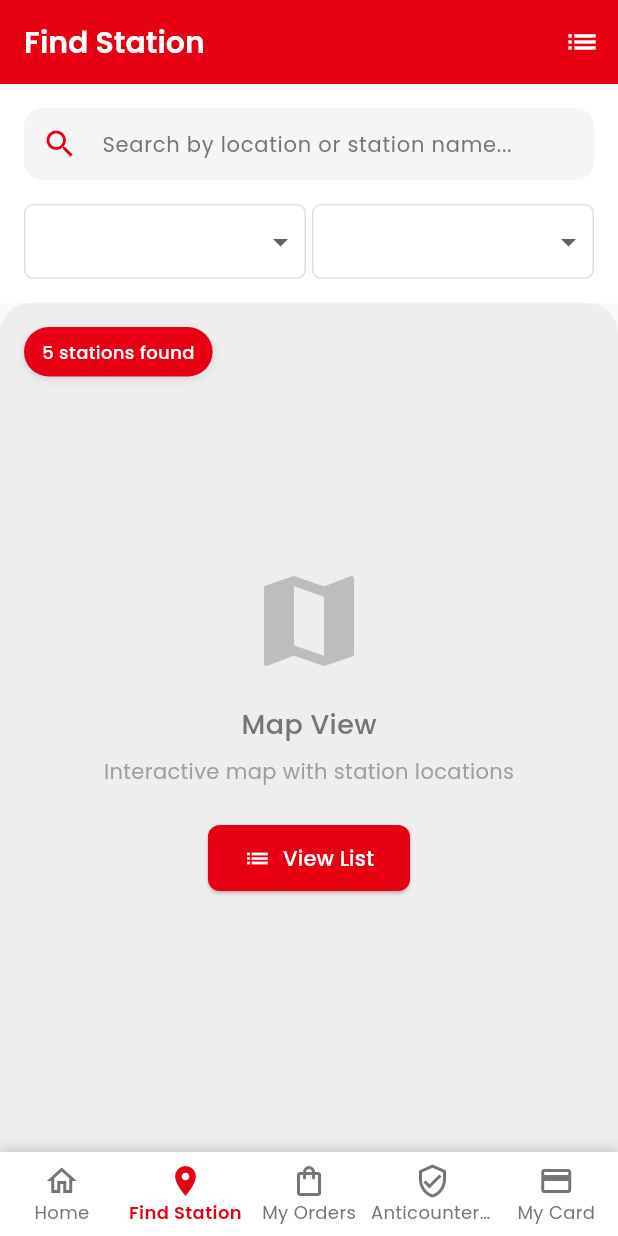
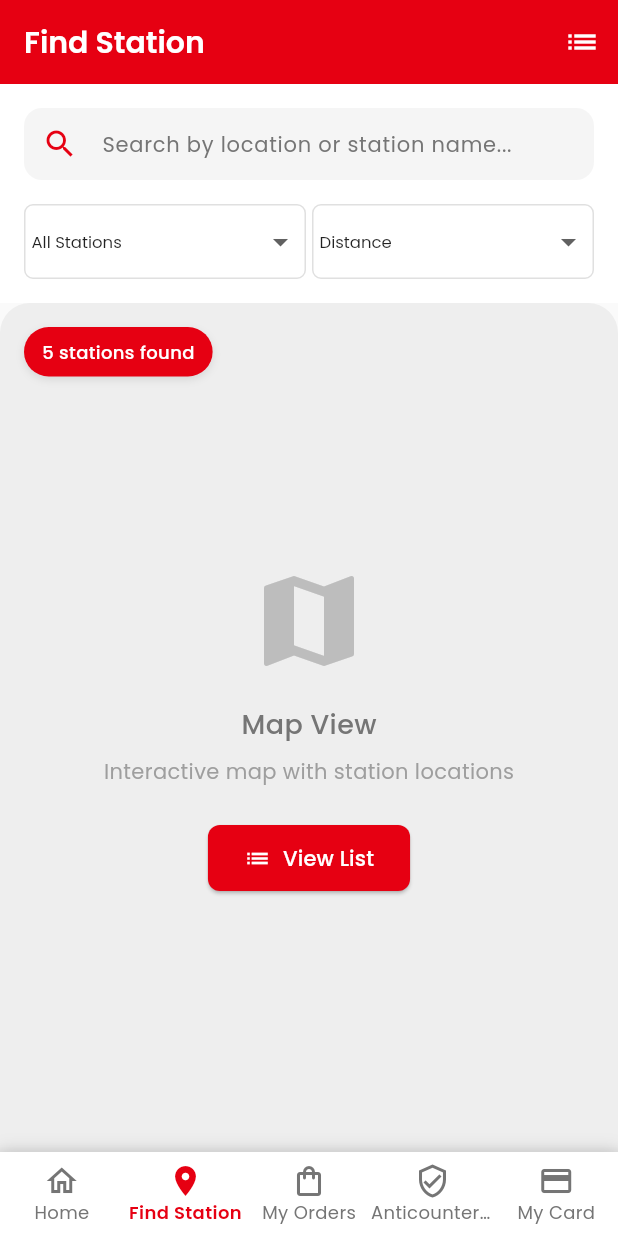
Before and after one commit to boazomare1/totalenergies-app, a Flutter app: the screen it shows after launch, item 2 of the bottom bar chosen, on a phone screen of 412 x 824 dp. Run offline on Flutter 3.47's test engine with Material 3 defaults, Android fonts, the phone set to English and light mode, and no system bars; our stand-ins replace google_fonts.

Commit message:
fix: Improve dropdown visibility and content in station finder
- Increased font size from 9px to 11px for better readability
- Added proper text color (Colors.black87) to dropdown text
- Added hint text ('Filter' and 'Sort') to make dropdowns more obvious
- Expanded dropdown item text for better clarity:
  - 'All' → 'All Stations'
  - 'Open' → 'Open Now'
  - 'Restaurant' → 'With Restaurant'
  - 'Car Wash' → 'With Car Wash'
  - 'ATM' → 'With ATM'
- Dropdowns should now be clearly visible and functional

```diff
--- a/lib/screens/station_finder_screen.dart
+++ b/lib/screens/station_finder_screen.dart
@@ -187,27 +187,28 @@ class _StationFinderScreenState extends State<StationFinderScreen> {
                           child: DropdownButton<String>(
                             value: _selectedFilter,
                             isExpanded: true,
-                            style: GoogleFonts.poppins(fontSize: 9),
+                            style: GoogleFonts.poppins(fontSize: 11, color: Colors.black87),
+                            hint: Text('Filter', style: GoogleFonts.poppins(fontSize: 11, color: Colors.grey[600])),
                             items: const [
                               DropdownMenuItem(
                                 value: 'All',
-                                child: Text('All'),
+                                child: Text('All Stations'),
                               ),
                               DropdownMenuItem(
                                 value: 'Open Now',
-                                child: Text('Open'),
+                                child: Text('Open Now'),
                               ),
                               DropdownMenuItem(
                                 value: 'With Restaurant',
-                                child: Text('Restaurant'),
+                                child: Text('With Restaurant'),
                               ),
                               DropdownMenuItem(
                                 value: 'With Car Wash',
-                                child: Text('Car Wash'),
+                                child: Text('With Car Wash'),
                               ),
                               DropdownMenuItem(
                                 value: 'With ATM',
-                                child: Text('ATM'),
+                                child: Text('With ATM'),
                               ),
                             ],
                             onChanged: (value) {
@@ -233,7 +234,8 @@ class _StationFinderScreenState extends State<StationFinderScreen> {
                           child: DropdownButton<String>(
                             value: _selectedSort,
                             isExpanded: true,
-                            style: GoogleFonts.poppins(fontSize: 9),
+                            style: GoogleFonts.poppins(fontSize: 11, color: Colors.black87),
+                            hint: Text('Sort', style: GoogleFonts.poppins(fontSize: 11, color: Colors.grey[600])),
                             items: const [
                               DropdownMenuItem(
                                 value: 'Distance',
```
